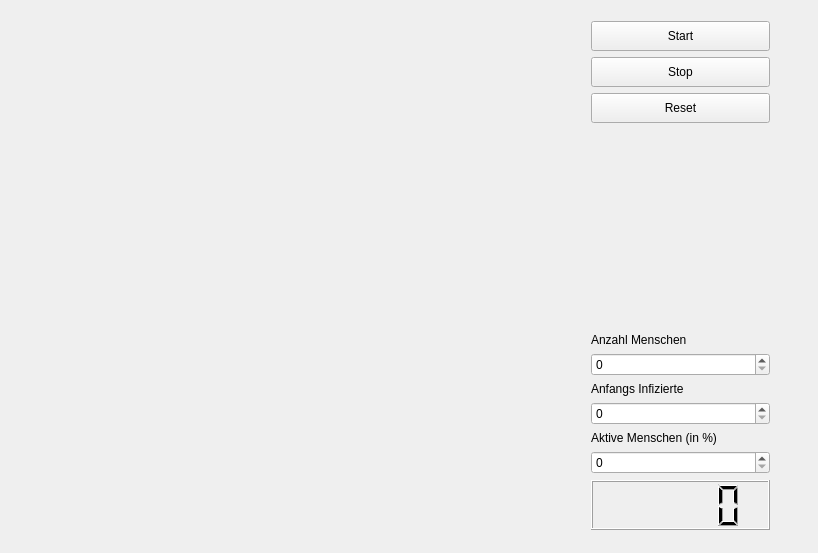
First picture: the form in CoronaSim/gameboard.ui, repository Stauffi21/CoronaSim, before the edit.
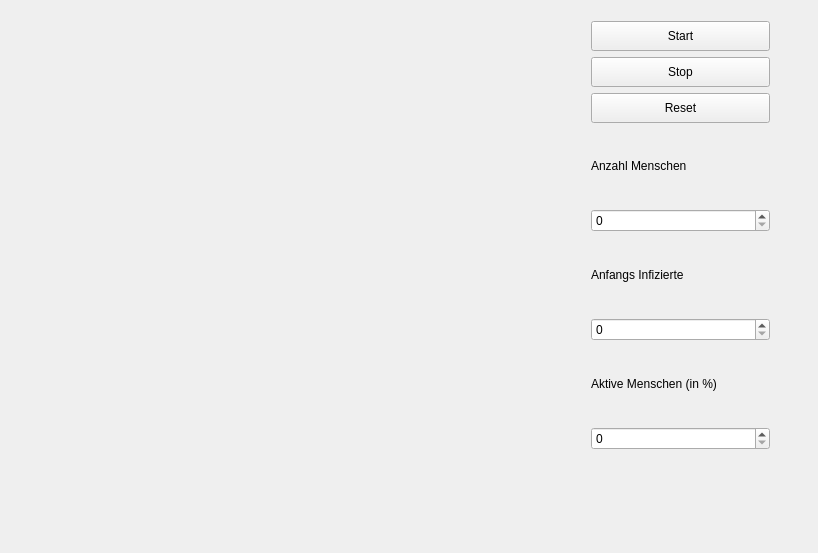
Second picture: the form after the edit.

```diff
--- a/CoronaSim/gameboard.ui
+++ b/CoronaSim/gameboard.ui
@@ -74,19 +74,6 @@
       </property>
      </widget>
     </item>
-    <item>
-     <spacer name="verticalSpacer">
-      <property name="orientation">
-       <enum>Qt::Vertical</enum>
-      </property>
-      <property name="sizeHint" stdset="0">
-       <size>
-        <width>20</width>
-        <height>40</height>
-       </size>
-      </property>
-     </spacer>
-    </item>
     <item>
      <widget class="QLabel" name="label_4">
       <property name="text">
@@ -138,12 +125,9 @@
      </widget>
     </item>
     <item>
-     <widget class="QLCDNumber" name="time">
-      <property name="minimumSize">
-       <size>
-        <width>0</width>
-        <height>50</height>
-       </size>
+     <widget class="QLabel" name="stoppwatch">
+      <property name="text">
+       <string/>
       </property>
      </widget>
     </item>
```
